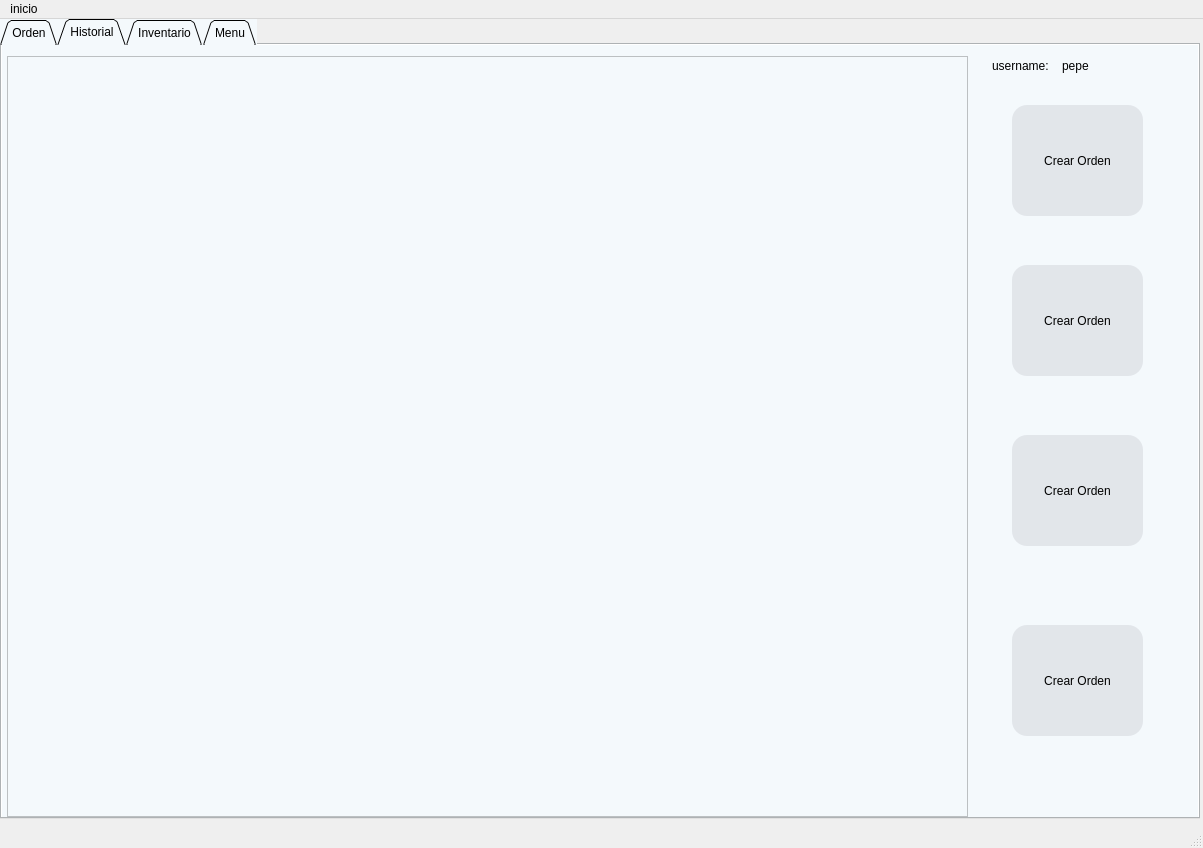
The window that UI/mainWindow.ui (ry3en/sushivent0.003) describes before a commit, drawn with Qt 5.
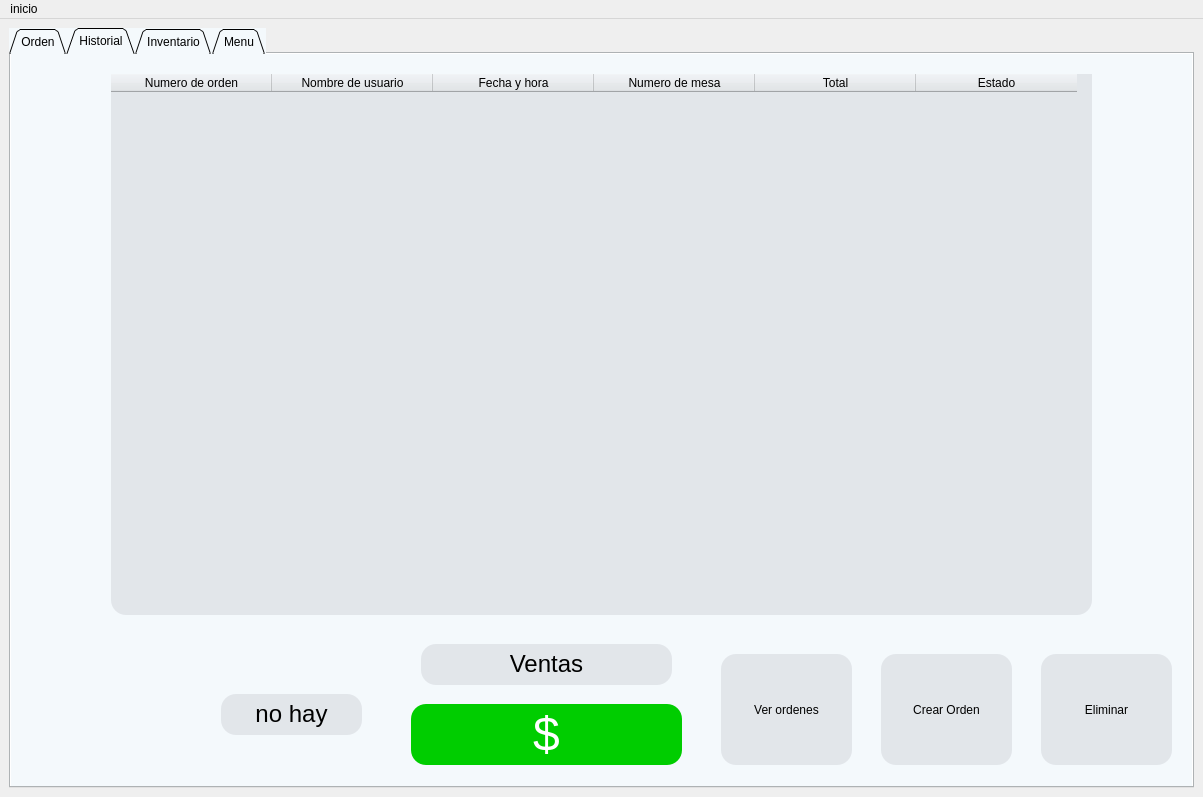
The same window after the commit. The open tabs and pages were chosen to show the change. Icons and pictures are not drawn.

The edit to the form file:
```diff
--- a/UI/mainWindow.ui
+++ b/UI/mainWindow.ui
@@ -7,7 +7,7 @@
     <x>0</x>
     <y>0</y>
     <width>1203</width>
-    <height>848</height>
+    <height>797</height>
    </rect>
   </property>
   <property name="sizePolicy">
@@ -33,15 +33,9 @@
    <string notr="true"/>
   </property>
   <widget class="QWidget" name="centralwidget">
-   <widget class="QTabWidget" name="tabWidget">
-    <property name="geometry">
-     <rect>
-      <x>0</x>
-      <y>0</y>
-      <width>1200</width>
-      <height>800</height>
-     </rect>
-    </property>
+   <layout class="QVBoxLayout" name="verticalLayout_2">
+    <item>
+     <widget class="QTabWidget" name="menu">
     <property name="sizePolicy">
      <sizepolicy hsizetype="Preferred" vsizetype="Expanding">
       <horstretch>0</horstretch>
@@ -258,42 +252,11 @@
      <attribute name="title">
       <string>Historial</string>
      </attribute>
-     <widget class="QToolButton" name="toolButton_edit_3">
-      <property name="geometry">
-       <rect>
-        <x>1010</x>
-        <y>390</y>
-        <width>131</width>
-        <height>111</height>
-       </rect>
-      </property>
-      <property name="styleSheet">
-       <string notr="true">border-radius: 15px;
-background-color:rgb(226, 230, 234)
-</string>
-      </property>
-      <property name="text">
-       <string>Crear Orden</string>
-      </property>
-      <property name="icon">
-       <iconset resource="images.qrc">
-        <normaloff>:/images/images/edit-64.png</normaloff>:/images/images/edit-64.png</iconset>
-      </property>
-      <property name="iconSize">
-       <size>
-        <width>64</width>
-        <height>64</height>
-       </size>
-      </property>
-      <property name="toolButtonStyle">
-       <enum>Qt::ToolButtonTextUnderIcon</enum>
-      </property>
-     </widget>
      <widget class="QToolButton" name="toolButton_list_3">
       <property name="geometry">
        <rect>
-        <x>1010</x>
-        <y>220</y>
+          <x>710</x>
+          <y>600</y>
         <width>131</width>
         <height>111</height>
        </rect>
@@ -303,7 +266,7 @@
 background-color:rgb(226, 230, 234)</string>
       </property>
       <property name="text">
-       <string>Crear Orden</string>
+         <string>Ver ordenes</string>
       </property>
       <property name="icon">
        <iconset resource="images.qrc">
@@ -319,11 +282,11 @@
        <enum>Qt::ToolButtonTextUnderIcon</enum>
       </property>
      </widget>
-     <widget class="QToolButton" name="toolButton_add_3">
+       <widget class="QToolButton" name="toolButton_edit_3">
       <property name="geometry">
        <rect>
-        <x>1010</x>
-        <y>60</y>
+          <x>870</x>
+          <y>600</y>
         <width>131</width>
         <height>111</height>
        </rect>
@@ -349,70 +312,185 @@
        <enum>Qt::ToolButtonTextUnderIcon</enum>
       </property>
      </widget>
-     <widget class="QToolButton" name="toolButton_pay_3">
+       <widget class="QTableWidget" name="tableWidget_hist">
       <property name="geometry">
        <rect>
-        <x>1010</x>
-        <y>580</y>
-        <width>131</width>
-        <height>111</height>
-       </rect>
-      </property>
+          <x>100</x>
+          <y>20</y>
+          <width>981</width>
+          <height>541</height>
+         </rect>
+        </property>
+        <property name="sizePolicy">
+         <sizepolicy hsizetype="Fixed" vsizetype="Expanding">
+          <horstretch>0</horstretch>
+          <verstretch>0</verstretch>
+         </sizepolicy>
+        </property>
+        <property name="font">
+         <font>
+          <pointsize>16</pointsize>
+         </font>
+        </property>
       <property name="styleSheet">
        <string notr="true">border-radius: 15px;
 background-color:rgb(226, 230, 234)</string>
       </property>
+        <property name="frameShape">
+         <enum>QFrame::Panel</enum>
+        </property>
+        <property name="sizeAdjustPolicy">
+         <enum>QAbstractScrollArea::AdjustToContents</enum>
+        </property>
+        <property name="gridStyle">
+         <enum>Qt::DashLine</enum>
+        </property>
+        <attribute name="horizontalHeaderDefaultSectionSize">
+         <number>161</number>
+        </attribute>
+        <column>
       <property name="text">
-       <string>Crear Orden</string>
-      </property>
-      <property name="icon">
-       <iconset resource="images.qrc">
-        <normaloff>:/images/images/create-recipment-64.png</normaloff>:/images/images/create-recipment-64.png</iconset>
-      </property>
-      <property name="iconSize">
-       <size>
-        <width>64</width>
-        <height>64</height>
-       </size>
-      </property>
-      <property name="toolButtonStyle">
-       <enum>Qt::ToolButtonTextUnderIcon</enum>
-      </property>
-     </widget>
-     <widget class="QLabel" name="label_5">
+          <string>Numero de orden</string>
+         </property>
+        </column>
+        <column>
+         <property name="text">
+          <string>Nombre de usuario</string>
+         </property>
+        </column>
+        <column>
+         <property name="text">
+          <string>Fecha y hora</string>
+         </property>
+        </column>
+        <column>
+         <property name="text">
+          <string>Numero de mesa</string>
+         </property>
+        </column>
+        <column>
+         <property name="text">
+          <string>Total</string>
+         </property>
+        </column>
+        <column>
+         <property name="text">
+          <string>Estado</string>
+         </property>
+        </column>
+       </widget>
+       <widget class="QLabel" name="label_user_image_2">
       <property name="geometry">
        <rect>
-        <x>990</x>
-        <y>10</y>
+          <x>140</x>
+          <y>620</y>
         <width>61</width>
-        <height>21</height>
+          <height>71</height>
        </rect>
       </property>
       <property name="text">
-       <string>username:</string>
-      </property>
-     </widget>
-     <widget class="QLabel" name="label_6">
+         <string>&lt;html&gt;&lt;head/&gt;&lt;body&gt;&lt;p&gt;&lt;img src=&quot;:/images/images/japanese-64.png&quot;/&gt;&lt;/p&gt;&lt;/body&gt;&lt;/html&gt;</string>
+        </property>
+       </widget>
+       <widget class="QLabel" name="label_user_2">
       <property name="geometry">
        <rect>
-        <x>1060</x>
-        <y>10</y>
-        <width>61</width>
-        <height>21</height>
-       </rect>
-      </property>
+          <x>210</x>
+          <y>640</y>
+          <width>141</width>
+          <height>41</height>
+         </rect>
+        </property>
+        <property name="font">
+         <font>
+          <pointsize>18</pointsize>
+          <italic>false</italic>
+          <bold>false</bold>
+         </font>
+        </property>
+        <property name="styleSheet">
+         <string notr="true">background-color: rgb(226, 230, 234);
+font: 18pt &quot;.AppleSystemUIFont&quot;;
+border-radius: 15px;</string>
+        </property>
       <property name="text">
-       <string>pepe</string>
-      </property>
-     </widget>
-     <widget class="QListWidget" name="listWidget">
+         <string>&lt;html&gt;&lt;head/&gt;&lt;body&gt;&lt;p align=&quot;center&quot;&gt;no hay&lt;/p&gt;&lt;/body&gt;&lt;/html&gt;</string>
+        </property>
+       </widget>
+       <widget class="QLabel" name="label_ventas">
       <property name="geometry">
        <rect>
-        <x>5</x>
-        <y>11</y>
-        <width>961</width>
-        <height>761</height>
-       </rect>
+          <x>400</x>
+          <y>650</y>
+          <width>271</width>
+          <height>61</height>
+         </rect>
+        </property>
+        <property name="styleSheet">
+         <string notr="true">background-color: rgb(00, 205, 0);
+border-radius: 15px;</string>
+        </property>
+        <property name="text">
+         <string>&lt;!DOCTYPE HTML PUBLIC &quot;-//W3C//DTD HTML 4.0//EN&quot; &quot;http://www.w3.org/TR/REC-html40/strict.dtd&quot;&gt;
+&lt;html&gt;&lt;head&gt;&lt;meta name=&quot;qrichtext&quot; content=&quot;1&quot; /&gt;&lt;meta charset=&quot;utf-8&quot; /&gt;&lt;style type=&quot;text/css&quot;&gt;
+p, li { white-space: pre-wrap; }
+&lt;/style&gt;&lt;/head&gt;&lt;body style=&quot; font-family:'.AppleSystemUIFont'; font-size:13pt; font-weight:400; font-style:normal;&quot;&gt;
+&lt;p align=&quot;center&quot; style=&quot; margin-top:0px; margin-bottom:0px; margin-left:0px; margin-right:0px; -qt-block-indent:0; text-indent:0px;&quot;&gt;&lt;span style=&quot; font-size:36pt; color:#ffffff;&quot;&gt;$&lt;/span&gt;&lt;/p&gt;&lt;/body&gt;&lt;/html&gt;</string>
+        </property>
+       </widget>
+       <widget class="QLabel" name="label_text_ventas">
+        <property name="geometry">
+         <rect>
+          <x>410</x>
+          <y>590</y>
+          <width>251</width>
+          <height>41</height>
+         </rect>
+        </property>
+        <property name="font">
+         <font>
+          <pointsize>18</pointsize>
+          <italic>false</italic>
+          <bold>false</bold>
+         </font>
+        </property>
+        <property name="styleSheet">
+         <string notr="true">background-color: rgb(226, 230, 234);
+font: 18pt &quot;.AppleSystemUIFont&quot;;
+border-radius: 15px;</string>
+        </property>
+        <property name="text">
+         <string>&lt;html&gt;&lt;head/&gt;&lt;body&gt;&lt;p align=&quot;center&quot;&gt;Ventas&lt;/p&gt;&lt;/body&gt;&lt;/html&gt;</string>
+        </property>
+       </widget>
+       <widget class="QToolButton" name="toolButton_delete2">
+        <property name="geometry">
+         <rect>
+          <x>1030</x>
+          <y>600</y>
+          <width>131</width>
+          <height>111</height>
+         </rect>
+        </property>
+        <property name="styleSheet">
+         <string notr="true">border-radius: 15px;
+background-color:rgb(226, 230, 234)</string>
+        </property>
+        <property name="text">
+         <string>Eliminar</string>
+        </property>
+        <property name="icon">
+         <iconset resource="../images.qrc">
+          <normaloff>:/images/images/edit-64.png</normaloff>:/images/images/edit-64.png</iconset>
+        </property>
+        <property name="iconSize">
+         <size>
+          <width>64</width>
+          <height>64</height>
+         </size>
+        </property>
+        <property name="toolButtonStyle">
+         <enum>Qt::ToolButtonTextUnderIcon</enum>
       </property>
      </widget>
     </widget>
@@ -697,11 +775,56 @@
         <height>64</height>
        </size>
       </property>
-     </widget>
-    </widget>
-   </widget>
-  </widget>
-  <widget class="QStatusBar" name="statusbar"/>
+        <property name="toolButtonStyle">
+         <enum>Qt::ToolButtonTextUnderIcon</enum>
+        </property>
+        <property name="autoRaise">
+         <bool>false</bool>
+        </property>
+       </widget>
+       <widget class="QLabel" name="label_user_image_4">
+        <property name="geometry">
+         <rect>
+          <x>1050</x>
+          <y>20</y>
+          <width>61</width>
+          <height>71</height>
+         </rect>
+        </property>
+        <property name="text">
+         <string>&lt;html&gt;&lt;head/&gt;&lt;body&gt;&lt;p&gt;&lt;img src=&quot;:/images/images/japanese-64.png&quot;/&gt;&lt;/p&gt;&lt;/body&gt;&lt;/html&gt;</string>
+        </property>
+       </widget>
+       <widget class="QLabel" name="label_user_4">
+        <property name="geometry">
+         <rect>
+          <x>1010</x>
+          <y>90</y>
+          <width>141</width>
+          <height>41</height>
+         </rect>
+        </property>
+        <property name="font">
+         <font>
+          <pointsize>18</pointsize>
+          <italic>false</italic>
+          <bold>false</bold>
+         </font>
+        </property>
+        <property name="styleSheet">
+         <string notr="true">background-color: rgb(226, 230, 234);
+font: 18pt &quot;.AppleSystemUIFont&quot;;
+border-radius: 15px;</string>
+        </property>
+        <property name="text">
+         <string>&lt;html&gt;&lt;head/&gt;&lt;body&gt;&lt;p align=&quot;center&quot;&gt;no hay&lt;/p&gt;&lt;/body&gt;&lt;/html&gt;</string>
+        </property>
+       </widget>
+      </widget>
+     </widget>
+    </item>
+   </layout>
+  </widget>
   <widget class="QMenuBar" name="menuBar">
    <property name="geometry">
     <rect>
```
Left out of the diff: 381 changed lines with no effect on the pictures. Lines whose indentation alone changed are shown as unchanged.
